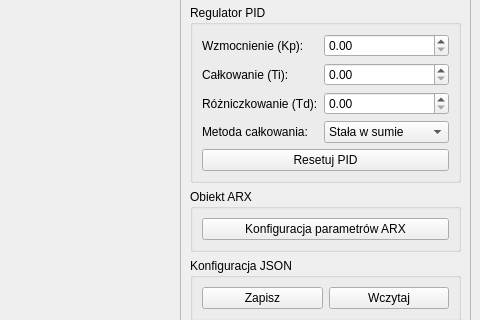
First picture: the form in W_PREZENTACJI/mainwindow.ui, repository pawnag/UAR, before the edit; both pictures show x 704 to 1184 and y 325 to 645 of the 1184 by 930 pixel window.
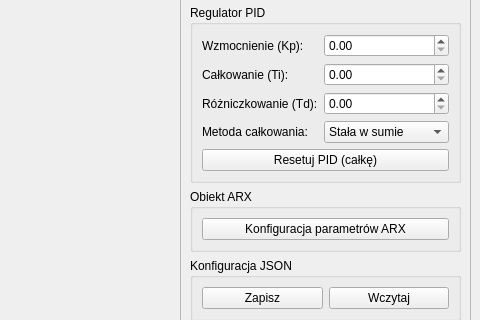
Second picture: the form after the edit.

```diff
--- a/W_PREZENTACJI/mainwindow.ui
+++ b/W_PREZENTACJI/mainwindow.ui
@@ -350,7 +350,7 @@
            <item row="4" column="0" colspan="2">
             <widget class="QPushButton" name="pushResetPID">
              <property name="text">
-              <string>Resetuj PID</string>
+              <string>Resetuj PID (całkę)</string>
              </property>
             </widget>
            </item>
```
